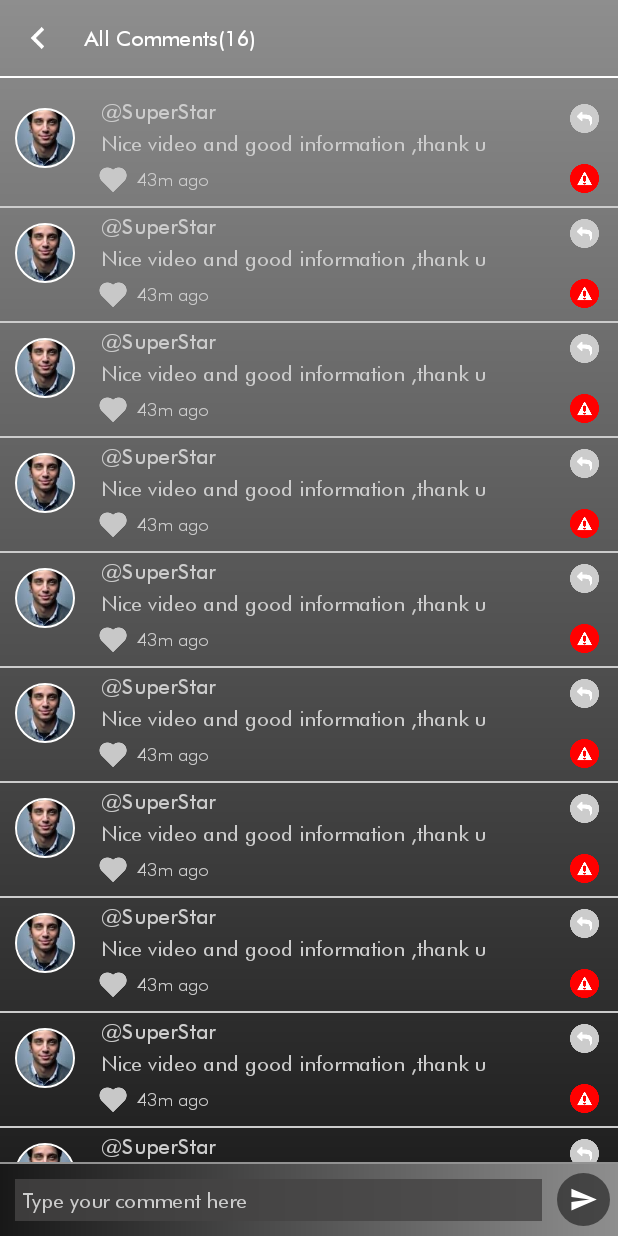
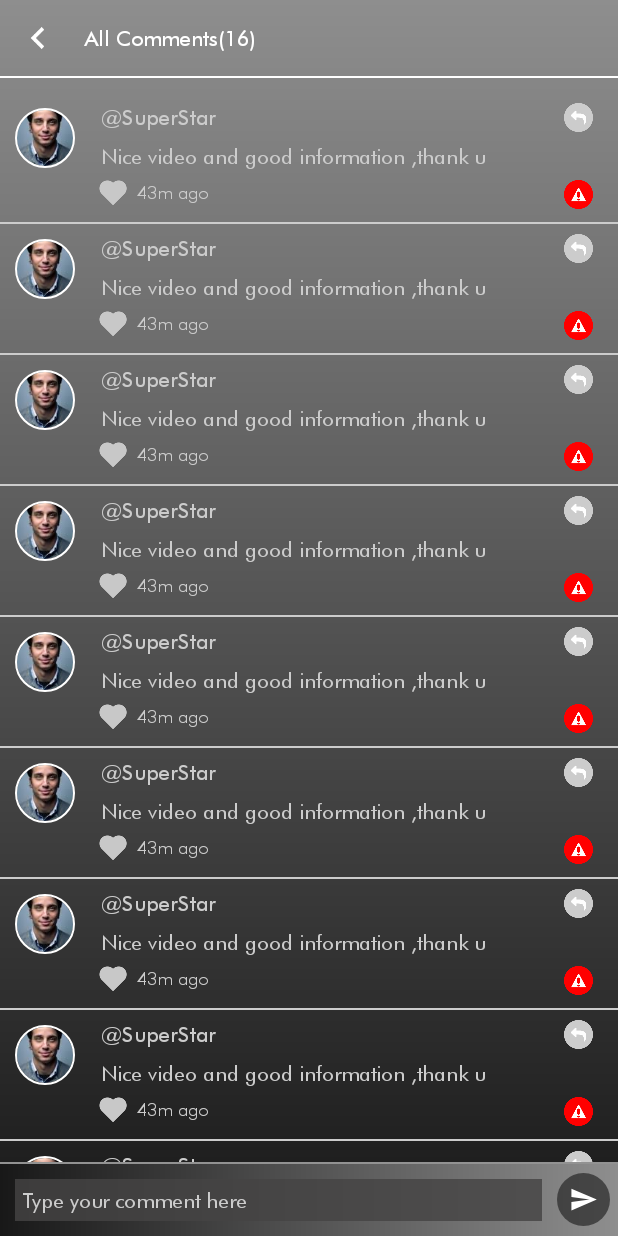
Before and after one commit to RamuKithada/shooshoo, an Android app: the FeedCommentsActivity screen opened directly, with no data from a screen before it, on a phone screen of 412 x 824 dp. Run offline under Robolectric (Android 15) with nearby library versions, the phone set to English and light mode, and no system bars; our stand-ins replace CircleImageView.

Commit message:
ShooShoo work on after Image resources

```diff
--- a/app/src/main/res/layout/activity_jackpot_challenge_form.xml
+++ b/app/src/main/res/layout/activity_jackpot_challenge_form.xml
@@ -236,7 +236,7 @@
                     android:text="@string/photo_entries"
                     android:layout_margin="2dp"
                     android:textSize="18sp"
-                    android:textColor="#FFF"
+                    android:textColor="@color/gray_text"
                     android:drawablePadding="5dp"
                     />
                 <TextView
@@ -305,7 +305,7 @@
                     android:text="@string/video_entries"
                     android:layout_margin="2dp"
                     android:textSize="18sp"
-                    android:textColor="#FFF"
+                    android:textColor="@color/color_gray"
                     android:drawablePadding="5dp"
                     />
                 <TextView
@@ -398,7 +398,7 @@
                     android:text="@string/mini_game"
                     android:layout_margin="2dp"
                     android:textSize="18sp"
-                    android:textColor="#FFF"
+                    android:textColor="@color/color_gray"
                     android:gravity="center"
                     android:drawablePadding="5dp"
                     />
--- a/app/src/main/res/layout/activity_my_challenges.xml
+++ b/app/src/main/res/layout/activity_my_challenges.xml
@@ -168,6 +168,8 @@
                         android:layout_height="wrap_content"
                         android:text="Alles was du brauchst"
                         android:textColor="@color/white_text"
+                        android:layout_alignParentLeft="true"
+                        android:layout_toLeftOf="@+id/participants"
                         android:textAppearance="?android:attr/textAppearanceMedium"
                         />
                     <TextView
@@ -178,8 +180,10 @@
                         android:textColor="@color/white_text"
                         android:layout_alignParentLeft="true"
 
+
                         />
                     <TextView
+                        android:id="@+id/participants"
                         android:layout_width="wrap_content"
                         android:layout_height="wrap_content"
                         android:text="4373 participants "
--- a/app/src/main/res/layout/chat_notification_list_item.xml
+++ b/app/src/main/res/layout/chat_notification_list_item.xml
@@ -10,7 +10,7 @@
         android:padding="10dp"
         app:civ_border_width="1dp"
         app:civ_border_color="#FFF"
-        android:src="@drawable/rose"
+        android:src="@drawable/portrait"
         app:layout_constraintLeft_toLeftOf="parent"
         app:layout_constraintTop_toTopOf="parent"
         />
@@ -49,7 +49,7 @@
         android:layout_width="80dp"
         android:layout_height="80dp"
         android:padding="5dp"
-        android:src="@drawable/portrait"
+        android:src="@drawable/rose"
         app:layout_constraintRight_toRightOf="parent"
         app:layout_constraintTop_toTopOf="parent"
         />
--- a/app/src/main/res/layout/chat_text_right.xml
+++ b/app/src/main/res/layout/chat_text_right.xml
@@ -4,6 +4,7 @@
     android:layout_height="wrap_content"
     android:orientation="vertical"
     android:padding="10dp"
+    android:background="#000"
     android:layout_gravity="center"
     >
 <RelativeLayout
@@ -18,6 +19,7 @@
         android:textColor="@color/white_text"
         android:paddingRight="15dp"
         android:paddingLeft="15dp"
+        android:layout_marginLeft="25dp"
         android:paddingTop="2dp"
         android:paddingBottom="2dp"
         android:background="@drawable/chat_msg_right_bg"
@@ -46,6 +48,7 @@
         android:paddingRight="15dp"
         android:paddingLeft="15dp"
         android:paddingTop="2dp"
+        android:layout_marginRight="25dp"
         android:paddingBottom="2dp"
         android:background="@drawable/chat_msg_left_bg"
         />
--- a/app/src/main/res/layout/feed_comment_listitem.xml
+++ b/app/src/main/res/layout/feed_comment_listitem.xml
@@ -30,21 +30,40 @@
         android:layout_margin="1dp"
 
         >
+        <RelativeLayout
+            android:layout_width="match_parent"
+            android:layout_height="wrap_content">
         <TextView
             android:layout_width="wrap_content"
             android:layout_height="wrap_content"
             android:textColor="@color/gray_text"
             android:fontFamily="@font/futura_medium_bt"
+            android:layout_toLeftOf="@+id/iv_replay"
+            android:layout_alignParentLeft="true"
             android:text=" @SuperStar"
+            android:layout_centerVertical="true"
+            android:gravity="center_vertical"
             android:layout_margin="2dp"
             />
+            <ImageView
+                android:id="@+id/iv_replay"
+                android:layout_width="30dp"
+                android:layout_height="30dp"
+                android:padding="5dp"
+                android:layout_marginRight="10dp"
+                android:layout_alignParentRight="true"
+                android:src="@drawable/reply" />
+        </RelativeLayout>
         <TextView
-            android:layout_width="wrap_content"
+            android:layout_width="match_parent"
             android:layout_height="wrap_content"
             android:textColor="@color/gray_text"
             android:layout_margin="2dp"
             android:text=" Nice video and good information ,thank u"
             />
+        <RelativeLayout
+            android:layout_width="match_parent"
+            android:layout_height="wrap_content">
         <TextView
             android:layout_width="wrap_content"
             android:layout_height="wrap_content"
@@ -52,35 +71,25 @@
             android:text=" 43m ago"
             android:layout_margin="2dp"
             android:layout_gravity="center_vertical"
-            android:gravity="center"
+            android:gravity="center_vertical"
             android:textSize="12sp"
+            android:layout_toLeftOf="@+id/iv_report"
+            android:layout_alignParentLeft="true"
             android:drawableLeft="@drawable/ic_like_gray"
             />
-
-    </LinearLayout>
-    <LinearLayout
-        android:layout_width="40dp"
-        android:layout_height="match_parent"
-        android:orientation="vertical"
-        android:layout_margin="2dp"
-        >
-
             <ImageView
-            android:layout_width="30dp"
-            android:layout_height="30dp"
-            android:padding="5dp"
-            android:layout_gravity="center"
-            android:src="@drawable/reply" />
-        <ImageView
+                android:id="@+id/iv_report"
                 android:layout_gravity="center"
                 android:layout_width="30dp"
                 android:layout_height="30dp"
                 android:padding="5dp"
-            android:layout_marginTop="10dp"
+                android:layout_alignParentRight="true"
+                android:layout_marginRight="10dp"
                 android:src="@drawable/report_abus"
                 />
+        </RelativeLayout>
+    </LinearLayout>
 
-    </LinearLayout>
     </LinearLayout>
     <View
         android:layout_width="match_parent"
--- a/app/src/main/res/layout/fragment_winners.xml
+++ b/app/src/main/res/layout/fragment_winners.xml
@@ -4,7 +4,7 @@
     android:layout_width="match_parent"
     android:layout_height="match_parent"
     xmlns:app="http://schemas.android.com/apk/res-auto"
-    android:padding="16dp"
+    android:padding="8dp"
     android:orientation="vertical"
     android:background="@drawable/gradiant_home"
     tools:context=".fragment.WinnersFragment">
--- a/app/src/main/res/layout/home_brand_item.xml
+++ b/app/src/main/res/layout/home_brand_item.xml
@@ -15,7 +15,7 @@
             android:id="@+id/image"
             android:layout_width="80dp"
             android:layout_height="80dp"
-            android:src="@drawable/rose"
+            android:src="@drawable/portrait"
             />
 
         <TextView
@@ -24,7 +24,7 @@
             android:layout_height="wrap_content"
             android:layout_gravity="center"
             android:gravity="center"
-            android:text="Brand"
+            android:text="Name"
             android:textColor="#FFF"
             android:paddingTop="5dp"
 
```
Also changed, not shown: app/src/main/java/com/android/shooshoo/adapter/WinnersMyChallengersAdapter.java (+15 -12 lines), app/src/main/java/com/android/shooshoo/fragment/WinnersFragment.java (+18 -1 lines). Lines whose indentation alone changed are shown as unchanged.
